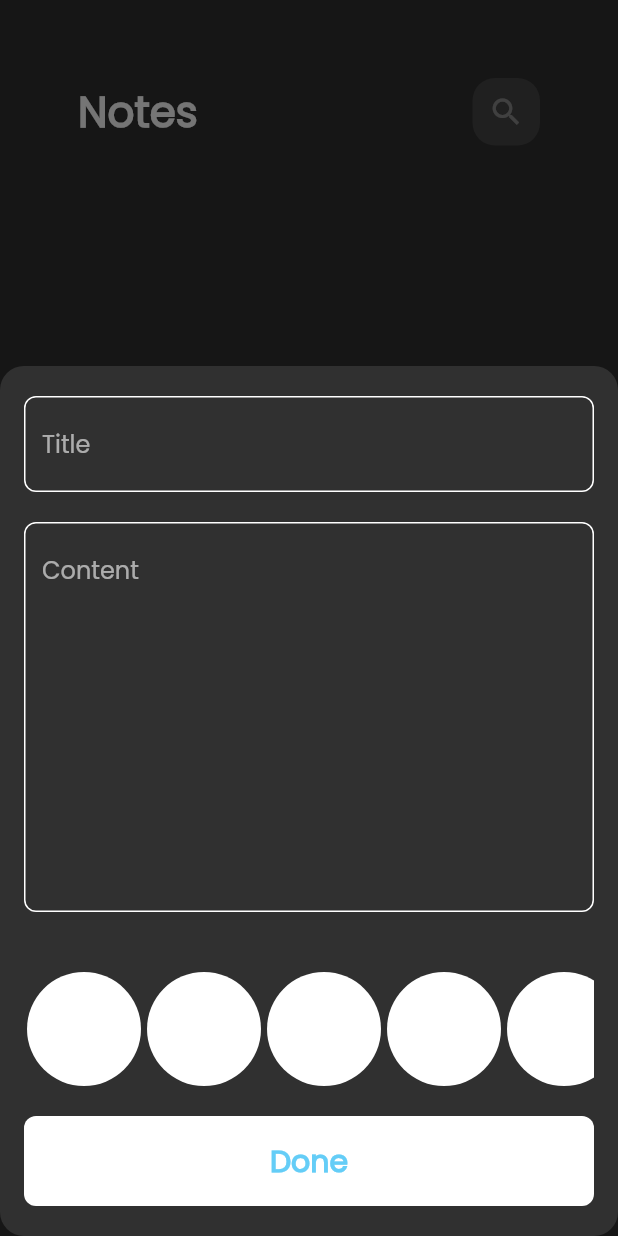
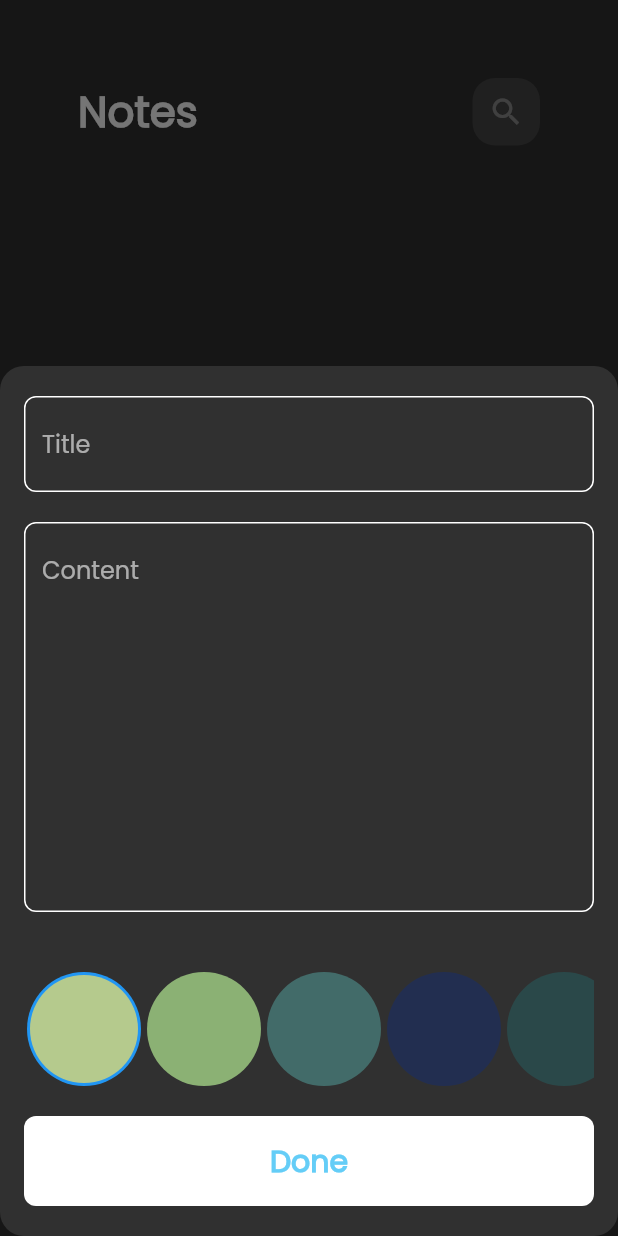
Before and after one commit to Walaahosny/notesapp, a Flutter app: the screen it shows after launch, after a tap on the "add" icon, on a phone screen of 412 x 824 dp. Run offline on Flutter 3.47's test engine with Material 2 defaults, Android fonts, the phone set to English and light mode, and no system bars; our stand-ins replace flutter_bloc, font_awesome_flutter, hive, hive_flutter; accounts and stored records are empty.

Commit message:
add list of color

```diff
--- a/lib/widgets/color_item.dart
+++ b/lib/widgets/color_item.dart
@@ -1,12 +1,22 @@
 import 'package:flutter/material.dart';
 class colorItem extends StatelessWidget {
-  const colorItem({super.key});
-
+  const colorItem({super.key, required this.ischeckedActive, required this.color});
+final bool ischeckedActive;
+final Color color;
   @override
   Widget build(BuildContext context) {
-    return const CircleAvatar(
+    return
+      ischeckedActive? CircleAvatar(
+        radius: 38,
+        backgroundColor: Colors.blue,
+        child: CircleAvatar(
+          radius: 36,
+          backgroundColor: color,
+        ),
+      )
+      : CircleAvatar(
       radius: 38,
-      backgroundColor: Colors.white,
+      backgroundColor: color,
     );
   }
 }
--- a/lib/widgets/color_listview.dart
+++ b/lib/widgets/color_listview.dart
@@ -1,21 +1,48 @@
 import 'package:appnotess/widgets/color_item.dart';
 import 'package:flutter/material.dart';
-class colorListView extends StatelessWidget {
+class colorListView extends StatefulWidget {
   const colorListView({super.key});
 
+  @override
+  State<colorListView> createState() => _colorListViewState();
+}
+
+class _colorListViewState extends State<colorListView> {
+  int currentindex=0;
+  List<Color> colors=const[
+    Color(0xffb5ca8d),
+    Color(0xff8bb174),
+    Color(0xff426b69),
+    Color(0xff222e50),
+    Color(0xff2a4849),
+    Color(0xffffa69e),
+    Color(0xffff7e6b),
+    Color(0xff8c5e58),
+    Color(0xffa9f0d1),
+    Color(0xfffff7f8),
+    Color(0xfff9f0d1),
+
+  ];
   @override
   Widget build(BuildContext context) {
     return SizedBox(
       // mul of 2  because radius 38
       height: 38*2,
       child: ListView.builder(
-          itemCount: 10,
+          itemCount: colors.length,
           scrollDirection: Axis.horizontal,
           itemBuilder: (context,index){
 
-        return const Padding(
+        return  Padding(
           padding: EdgeInsets.symmetric(horizontal: 2.0),
-          child: colorItem(),
+          child: GestureDetector(
+              onTap: (){
+                currentindex=index;
+                setState(() {
+
+                });
+              },
+              child: colorItem(ischeckedActive: currentindex==index, color: colors[index],)),
         );
       }),
     );
```
